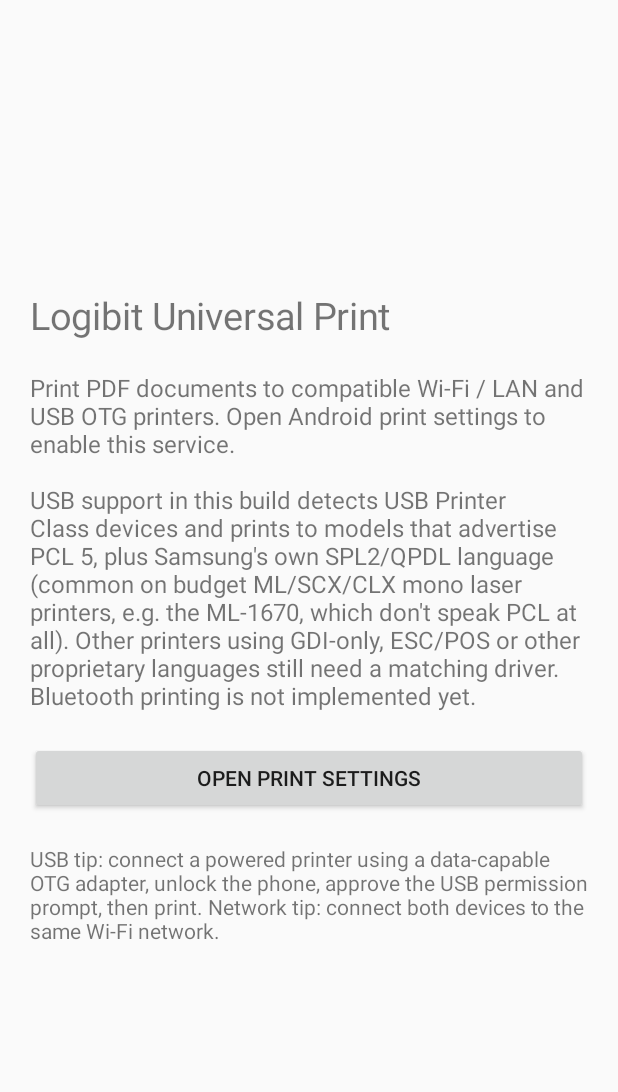
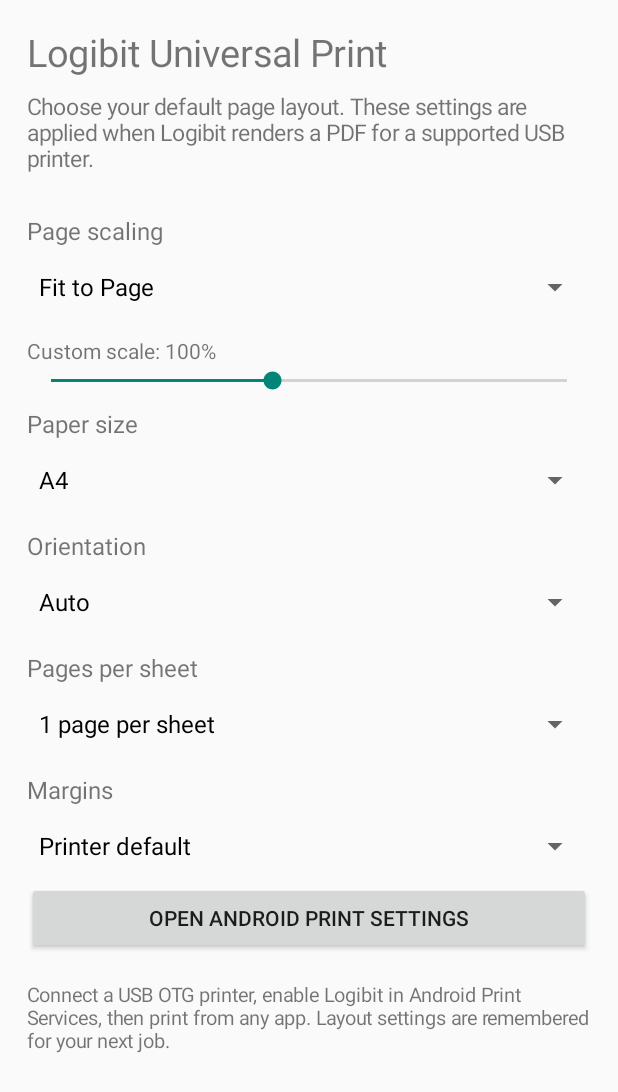
Before and after one commit to nilesh1605/logibit-universal-print-new, an Android app: the screen it shows after launch (MainActivity), on a phone screen of 412 x 824 dp. Shown: the top 1092 px of the screen. Run offline under Robolectric (Android 15) with nearby library versions, the phone set to English and light mode, and no system bars.

Commit message:
Add dedicated print layout settings screen

```diff
--- a/app/src/main/java/com/logibit/universalprint/MainActivity.kt
+++ b/app/src/main/java/com/logibit/universalprint/MainActivity.kt
@@ -5,37 +5,94 @@ import android.content.Intent
 import android.os.Bundle
 import android.provider.Settings
 import android.view.Gravity
+import android.view.ViewGroup
+import android.widget.ArrayAdapter
 import android.widget.Button
 import android.widget.LinearLayout
+import android.widget.ScrollView
+import android.widget.SeekBar
+import android.widget.Spinner
 import android.widget.TextView
 
 class MainActivity : Activity() {
+    private val prefs by lazy { getSharedPreferences("last_print_settings", MODE_PRIVATE) }
+
     override fun onCreate(savedInstanceState: Bundle?) {
         super.onCreate(savedInstanceState)
-        val pad = (20 * resources.displayMetrics.density).toInt()
+        val pad = (18 * resources.displayMetrics.density).toInt()
         val root = LinearLayout(this).apply {
             orientation = LinearLayout.VERTICAL
             setPadding(pad, pad, pad, pad)
-            gravity = Gravity.CENTER_VERTICAL
         }
+        val scroll = ScrollView(this).apply { addView(root) }
         root.addView(TextView(this).apply {
             text = "Logibit Universal Print"
             textSize = 25f
         })
         root.addView(TextView(this).apply {
-            text = "Print PDF documents to compatible Wi-Fi / LAN and USB OTG printers. Open Android print settings to enable this service.\n\nUSB support in this build detects USB Printer Class devices and prints to models that advertise PCL 5, plus Samsung's own SPL2/QPDL language (common on budget ML/SCX/CLX mono laser printers, e.g. the ML-1670, which don't speak PCL at all). Other printers using GDI-only, ESC/POS or other proprietary languages still need a matching driver. Bluetooth printing is not implemented yet."
-            textSize = 16f
-            setPadding(0, pad, 0, pad)
+            text = "Choose your default page layout. These settings are applied when Logibit renders a PDF for a supported USB printer."
+            textSize = 15f
+            setPadding(0, pad / 2, 0, pad)
         })
+
+        fun section(label: String): Spinner {
+            root.addView(TextView(this).apply {
+                text = label
+                textSize = 16f
+                setPadding(0, pad / 2, 0, 4)
+            })
+            return Spinner(this).also { root.addView(it, ViewGroup.LayoutParams.MATCH_PARENT, ViewGroup.LayoutParams.WRAP_CONTENT) }
+        }
+        fun spinner(label: String, values: List<String>, key: String, default: Int): Spinner {
+            val view = section(label)
+            view.adapter = ArrayAdapter(this, android.R.layout.simple_spinner_dropdown_item, values)
+            view.setSelection(prefs.getInt(key, default).coerceIn(values.indices))
+            view.onItemSelectedListener = SimpleSelectionListener { position ->
+                prefs.edit().putInt(key, position).apply()
+            }
+            return view
+        }
+
+        spinner("Page scaling", listOf("Fit to Page", "Actual Size (100%)", "Fill Page", "Custom Scale"), "layout_mode", 0)
+        val scaleLabel = TextView(this).apply { textSize = 14f; setPadding(0, pad / 2, 0, 2) }
+        root.addView(scaleLabel)
+        val scale = SeekBar(this).apply {
+            max = 175
+            progress = (prefs.getInt("layout_scale", 100) - 25).coerceIn(0, 175)
+        }
+        root.addView(scale)
+        fun updateScale() {
+            val value = scale.progress + 25
+            scaleLabel.text = "Custom scale: $value%"
+            prefs.edit().putInt("layout_scale", value).apply()
+        }
+        scale.setOnSeekBarChangeListener(object : SeekBar.OnSeekBarChangeListener {
+            override fun onProgressChanged(seekBar: SeekBar?, progress: Int, fromUser: Boolean) { updateScale() }
+            override fun onStartTrackingTouch(seekBar: SeekBar?) {}
+            override fun onStopTrackingTouch(seekBar: SeekBar?) {}
+        })
+        updateScale()
+
+        spinner("Paper size", listOf("A4", "A5", "Letter", "Original document size"), "layout_paper", 0)
+        spinner("Orientation", listOf("Auto", "Portrait", "Landscape"), "layout_orientation", 0)
+        spinner("Pages per sheet", listOf("1 page per sheet", "2 pages per sheet", "4 pages per sheet"), "layout_pages_per_sheet", 0)
+        spinner("Margins", listOf("Printer default", "Narrow", "Normal", "Wide"), "layout_margins", 0)
+
         root.addView(Button(this).apply {
-            text = "Open Print Settings"
+            text = "Open Android Print Settings"
             setOnClickListener { startActivity(Intent(Settings.ACTION_PRINT_SETTINGS)) }
         })
         root.addView(TextView(this).apply {
-            text = "USB tip: connect a powered printer using a data-capable OTG adapter, unlock the phone, approve the USB permission prompt, then print. Network tip: connect both devices to the same Wi-Fi network."
-            textSize = 14f
+            text = "Connect a USB OTG printer, enable Logibit in Android Print Services, then print from any app. Layout settings are remembered for your next job."
+            textSize = 13f
             setPadding(0, pad, 0, 0)
         })
-        setContentView(root)
+        setContentView(scroll)
+    }
+
+    private class SimpleSelectionListener(private val changed: (Int) -> Unit) :
+        android.widget.AdapterView.OnItemSelectedListener {
+        override fun onItemSelected(parent: android.widget.AdapterView<*>?, view: android.view.View?, position: Int, id: Long) = changed(position)
+        override fun onNothingSelected(parent: android.widget.AdapterView<*>?) {}
     }
 }
```
